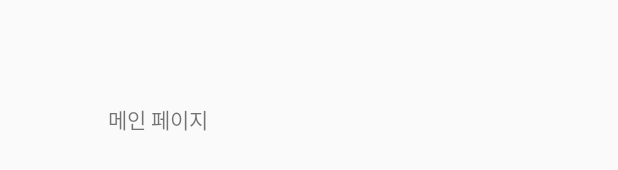
After one commit to TAEHOONS/Baily, an Android app: the layout activity_main_page.xml on its own in the app's theme, with its tools: preview values and no code run, on a phone screen of 412 x 824 dp. The commit adds this screen. Shown: the part 1029-1199 px from the top of the screen. Run offline under Robolectric (Android 15) with nearby library versions, the phone set to English and light mode, and no system bars.

Commit message:
메인에 로그인 넣고 db 생성 넣고 페이지 넘어가는것정도만3

```diff
--- a/app/src/main/java/com/example/baily/MainActivity.java
+++ b/app/src/main/java/com/example/baily/MainActivity.java
@@ -53,8 +53,6 @@ public class MainActivity extends AppCompatActivity {
                 break;
             }
 
-
-
         }
 
     }
--- /dev/null
+++ b/app/src/main/res/layout/activity_main_page.xml
@@ -0,0 +1,20 @@
+<?xml version="1.0" encoding="utf-8"?>
+<androidx.constraintlayout.widget.ConstraintLayout xmlns:android="http://schemas.android.com/apk/res/android"
+    xmlns:app="http://schemas.android.com/apk/res-auto"
+    xmlns:tools="http://schemas.android.com/tools"
+    android:layout_width="match_parent"
+    android:layout_height="match_parent"
+    tools:context=".MainPage">
+
+
+    <TextView
+        android:layout_width="wrap_content"
+        android:layout_height="wrap_content"
+        android:layout_marginStart="72dp"
+        android:layout_marginLeft="72dp"
+        android:layout_marginBottom="48dp"
+        android:text="메인 페이지"
+        app:layout_constraintBottom_toBottomOf="parent"
+        app:layout_constraintStart_toStartOf="parent" />
+
+</androidx.constraintlayout.widget.ConstraintLayout>
```
